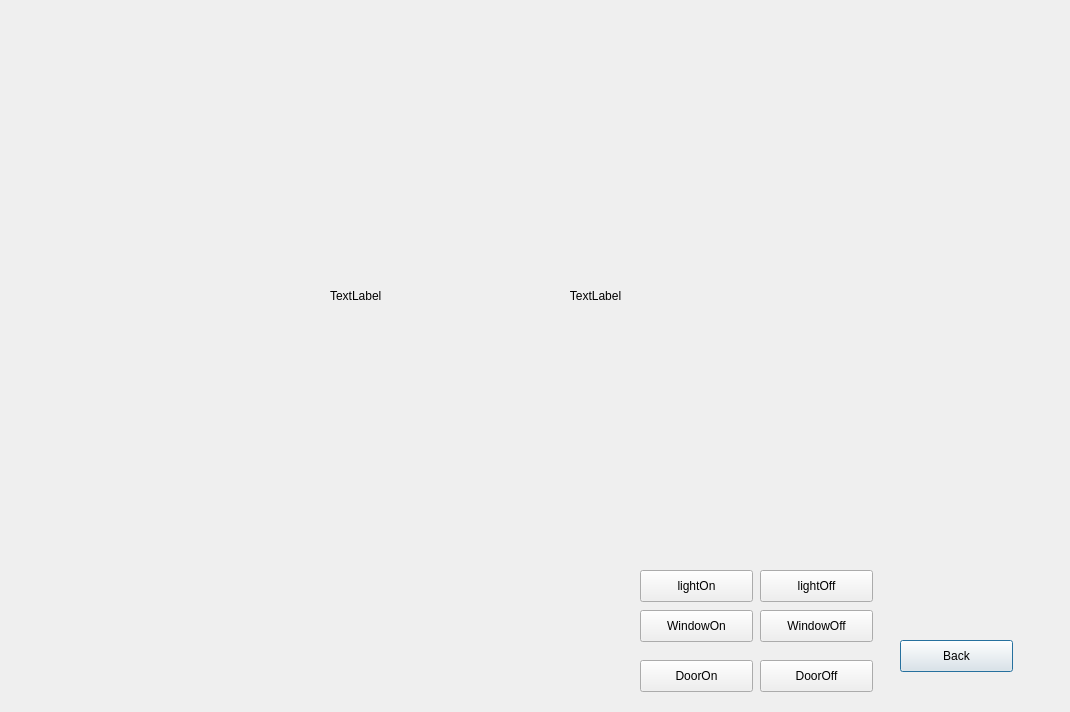
This is pyqt/second.ui in KNU-SWFusionProject-BibigoTeam/huconn_project as Qt 5 draws it before an edit. The edited form follows.
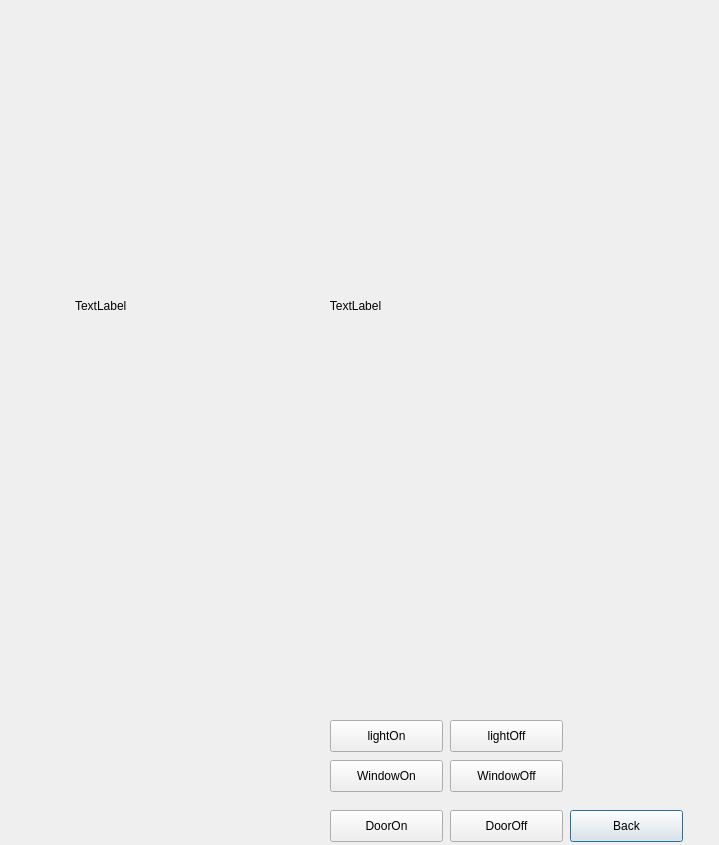
This is the edited form.

```diff
--- a/pyqt/second.ui
+++ b/pyqt/second.ui
@@ -6,18 +6,21 @@
    <rect>
     <x>0</x>
     <y>0</y>
-    <width>1070</width>
-    <height>712</height>
+    <width>719</width>
+    <height>845</height>
    </rect>
   </property>
   <property name="windowTitle">
    <string>Dialog</string>
   </property>
+  <property name="sizeGripEnabled">
+   <bool>false</bool>
+  </property>
   <widget class="QPushButton" name="BackButton">
    <property name="geometry">
     <rect>
-     <x>900</x>
-     <y>640</y>
+     <x>570</x>
+     <y>810</y>
      <width>113</width>
      <height>32</height>
     </rect>
@@ -29,10 +32,10 @@
   <widget class="QLabel" name="label_base">
    <property name="geometry">
     <rect>
-     <x>170</x>
+     <x>10</x>
      <y>40</y>
-     <width>851</width>
-     <height>511</height>
+     <width>691</width>
+     <height>531</height>
     </rect>
    </property>
    <property name="text">
@@ -45,8 +48,8 @@
   <widget class="QPushButton" name="WindowOn">
    <property name="geometry">
     <rect>
-     <x>640</x>
-     <y>610</y>
+     <x>330</x>
+     <y>760</y>
      <width>113</width>
      <height>32</height>
     </rect>
@@ -58,8 +61,8 @@
   <widget class="QPushButton" name="lightOn">
    <property name="geometry">
     <rect>
-     <x>640</x>
-     <y>570</y>
+     <x>330</x>
+     <y>720</y>
      <width>113</width>
      <height>32</height>
     </rect>
@@ -71,8 +74,8 @@
   <widget class="QPushButton" name="WindowOff">
    <property name="geometry">
     <rect>
-     <x>760</x>
-     <y>610</y>
+     <x>450</x>
+     <y>760</y>
      <width>113</width>
      <height>32</height>
     </rect>
@@ -84,8 +87,8 @@
   <widget class="QPushButton" name="DoorOff">
    <property name="geometry">
     <rect>
-     <x>760</x>
-     <y>660</y>
+     <x>450</x>
+     <y>810</y>
      <width>113</width>
      <height>32</height>
     </rect>
@@ -97,8 +100,8 @@
   <widget class="QPushButton" name="DoorOn">
    <property name="geometry">
     <rect>
-     <x>640</x>
-     <y>660</y>
+     <x>330</x>
+     <y>810</y>
      <width>113</width>
      <height>32</height>
     </rect>
@@ -110,8 +113,8 @@
   <widget class="QPushButton" name="lightOff">
    <property name="geometry">
     <rect>
-     <x>760</x>
-     <y>570</y>
+     <x>450</x>
+     <y>720</y>
      <width>113</width>
      <height>32</height>
     </rect>
@@ -123,10 +126,10 @@
   <widget class="QLabel" name="label_light">
    <property name="geometry">
     <rect>
-     <x>330</x>
+     <x>75</x>
      <y>40</y>
-     <width>221</width>
-     <height>511</height>
+     <width>400</width>
+     <height>531</height>
     </rect>
    </property>
    <property name="text">
```
Left out of the diff: 3 changed lines with no effect on the pictures.
